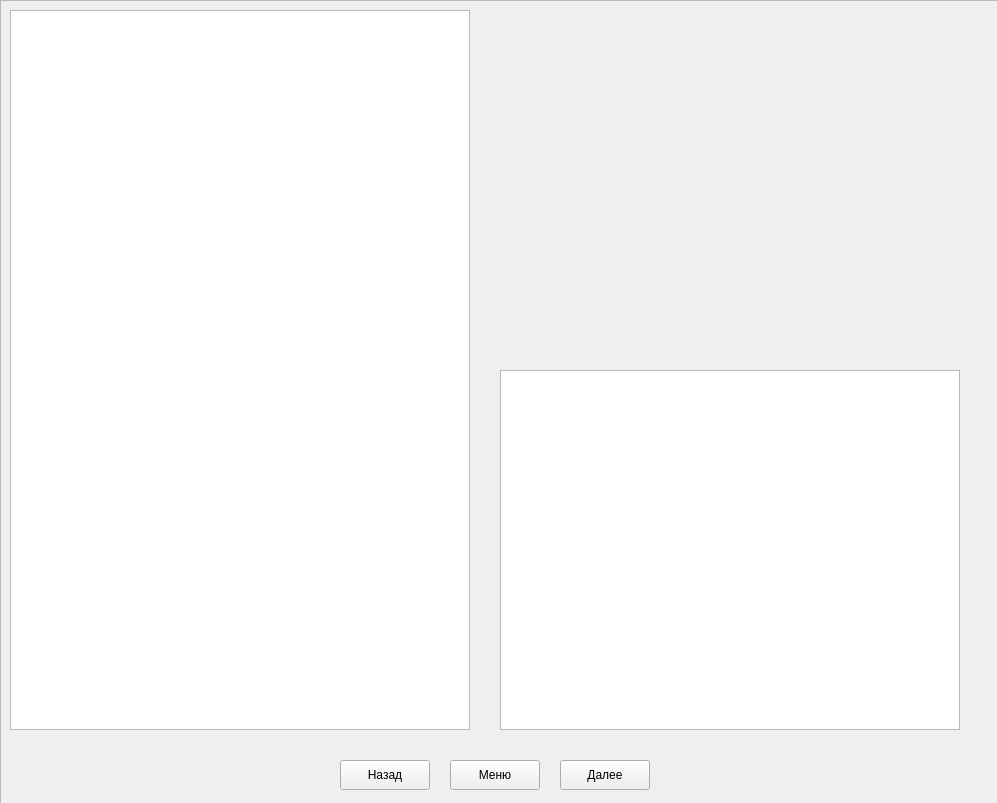
Before: the Qt Designer form common/ui/frameDemo.ui in yorsenai/AIDemonstrationStand, drawn with Qt 5.
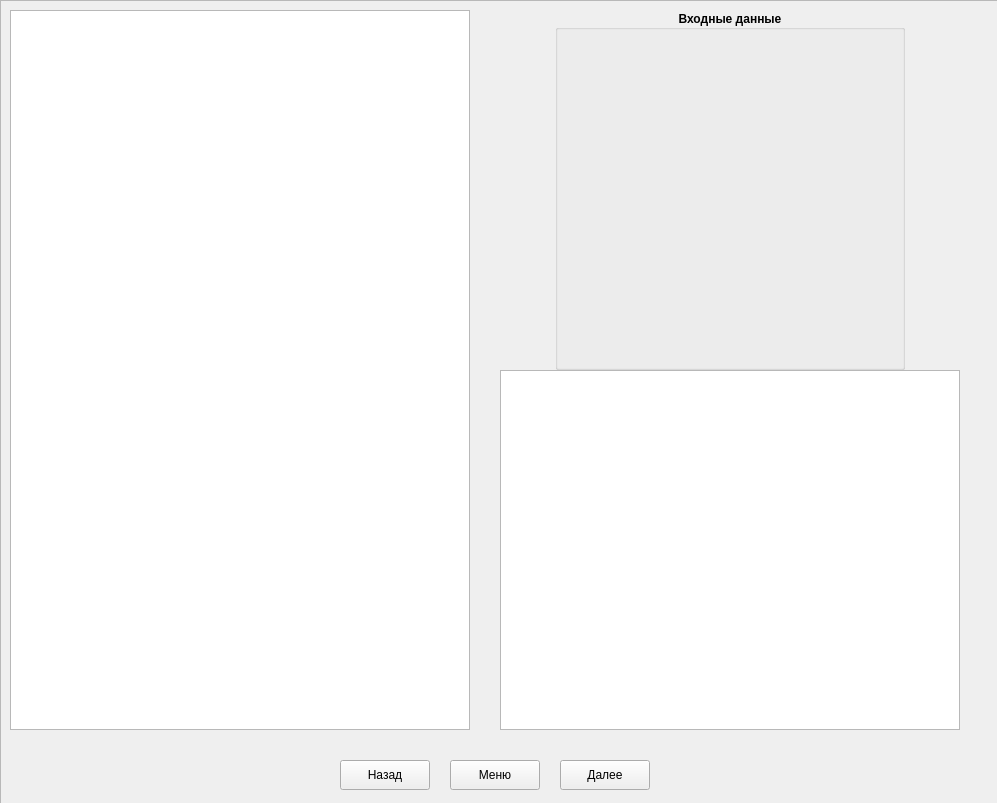
After: the same form once the commit is applied.

```diff
--- a/common/ui/frameDemo.ui
+++ b/common/ui/frameDemo.ui
@@ -43,19 +43,6 @@
      </font>
     </property>
    </widget>
-   <widget class="QLabel" name="imageLabel">
-    <property name="geometry">
-     <rect>
-      <x>560</x>
-      <y>10</y>
-      <width>340</width>
-      <height>340</height>
-     </rect>
-    </property>
-    <property name="text">
-     <string/>
-    </property>
-   </widget>
    <widget class="QTextEdit" name="ScriptTextPlate">
     <property name="geometry">
      <rect>
@@ -110,6 +97,53 @@
      <string>Назад</string>
     </property>
    </widget>
+   <widget class="QGroupBox" name="groupBox">
+    <property name="geometry">
+     <rect>
+      <x>555</x>
+      <y>10</y>
+      <width>350</width>
+      <height>360</height>
+     </rect>
+    </property>
+    <property name="font">
+     <font>
+      <weight>75</weight>
+      <bold>true</bold>
+     </font>
+    </property>
+    <property name="autoFillBackground">
+     <bool>false</bool>
+    </property>
+    <property name="title">
+     <string>Входные данные</string>
+    </property>
+    <property name="alignment">
+     <set>Qt::AlignCenter</set>
+    </property>
+    <widget class="QLabel" name="imageLabel">
+     <property name="geometry">
+      <rect>
+       <x>15</x>
+       <y>20</y>
+       <width>320</width>
+       <height>330</height>
+      </rect>
+     </property>
+     <property name="frameShape">
+      <enum>QFrame::NoFrame</enum>
+     </property>
+     <property name="frameShadow">
+      <enum>QFrame::Plain</enum>
+     </property>
+     <property name="lineWidth">
+      <number>0</number>
+     </property>
+     <property name="text">
+      <string/>
+     </property>
+    </widget>
+   </widget>
   </widget>
  </widget>
  <resources/>
```
